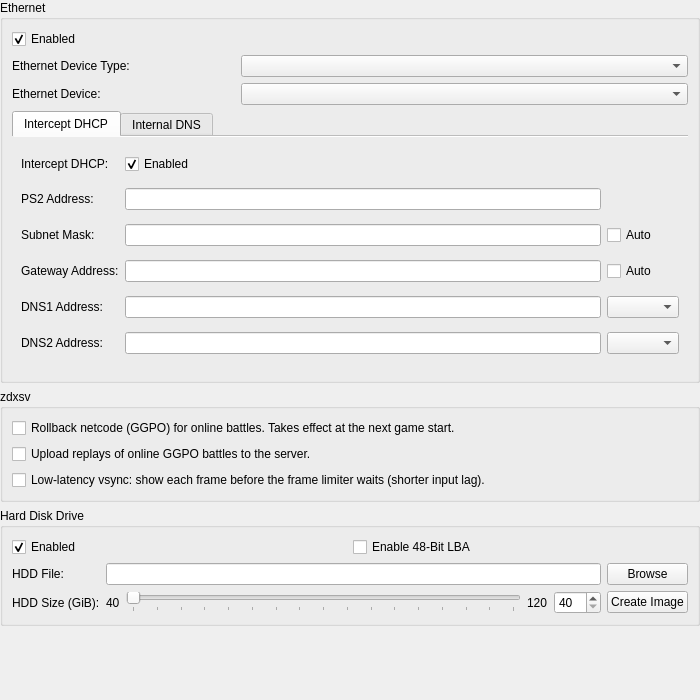
The window that pcsx2-qt/Settings/DEV9SettingsWidget.ui (inada-s/pcsx2) describes before a commit, drawn with Qt 5.
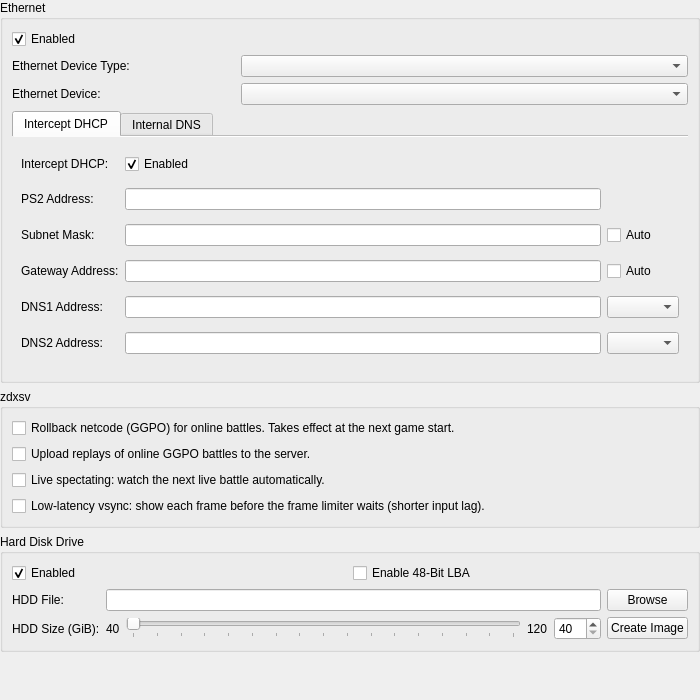
The same window after the commit.

Commit message: zdxsv: live auto-next to the next running battle (ZdxsvLiveAutoNext, ZDXSV_LIVE_NEXT)

```diff
--- a/pcsx2-qt/Settings/DEV9SettingsWidget.ui
+++ b/pcsx2-qt/Settings/DEV9SettingsWidget.ui
@@ -315,6 +315,13 @@
         </property>
        </widget>
       </item>
+      <item>
+       <widget class="QCheckBox" name="zdxsvLiveAutoNext">
+        <property name="text">
+         <string>Live spectating: watch the next live battle automatically.</string>
+        </property>
+       </widget>
+      </item>
       <item>
        <widget class="QCheckBox" name="zdxsvLowLatencyVsync">
         <property name="text">
```
The commit also changes 7 other files.
